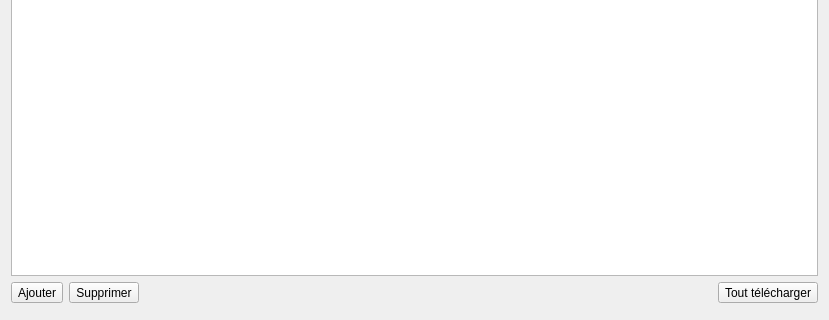
introlab/openteraplus, file client/src/widgets/AssetsWidget.ui: the form before one commit; both pictures show x 0 to 829 and y 161 to 481 of the 829 by 481 pixel window.
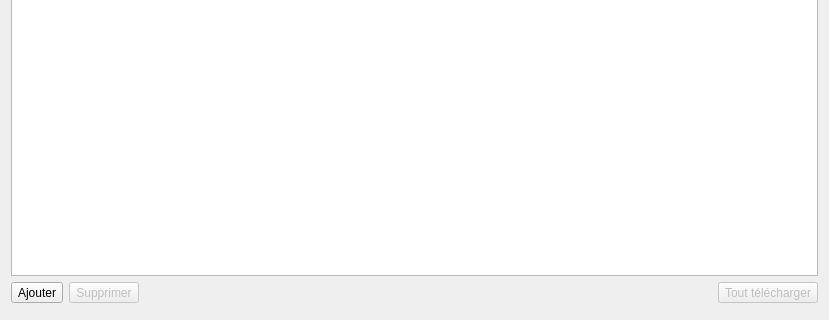
The form after the commit. Icons and pictures are not drawn. Custom widgets are drawn as their Qt base class.

Commit message: Refs #33. Work in progress for asset display: now properly managing the "New" button.

Diff of the .ui file:
```diff
--- a/client/src/widgets/AssetsWidget.ui
+++ b/client/src/widgets/AssetsWidget.ui
@@ -124,6 +124,9 @@
      </item>
      <item>
       <widget class="QToolButton" name="btnDelete">
+       <property name="enabled">
+        <bool>false</bool>
+       </property>
        <property name="cursor">
         <cursorShape>PointingHandCursor</cursorShape>
        </property>
@@ -160,6 +163,9 @@
      </item>
      <item>
       <widget class="QToolButton" name="btnDownload">
+       <property name="enabled">
+        <bool>false</bool>
+       </property>
        <property name="sizePolicy">
         <sizepolicy hsizetype="Maximum" vsizetype="Preferred">
          <horstretch>0</horstretch>
```
The commit also changes 11 other files.
